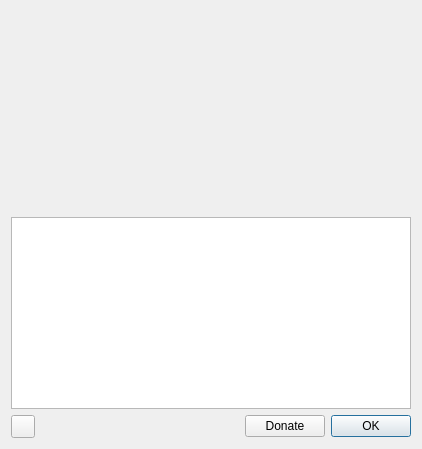
mapeditor/tiled, file src/tiled/aboutdialog.ui: the form before one commit.
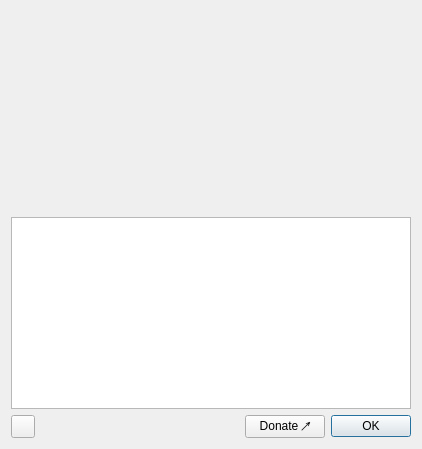
The form after the commit. Icons and pictures are not drawn. Custom widgets are drawn as their Qt base class.

Patch:
```diff
--- a/src/tiled/aboutdialog.ui
+++ b/src/tiled/aboutdialog.ui
@@ -107,7 +107,7 @@
      <item>
       <widget class="QPushButton" name="donateButton">
        <property name="text">
-        <string>Donate</string>
+        <string>Donate ↗</string>
        </property>
       </widget>
      </item>
```
